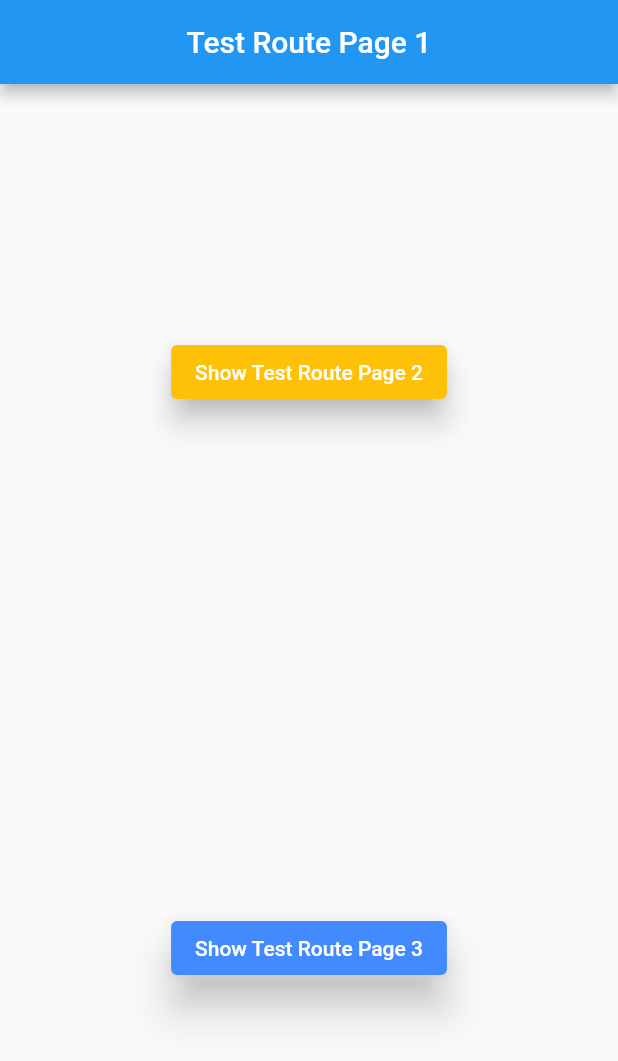
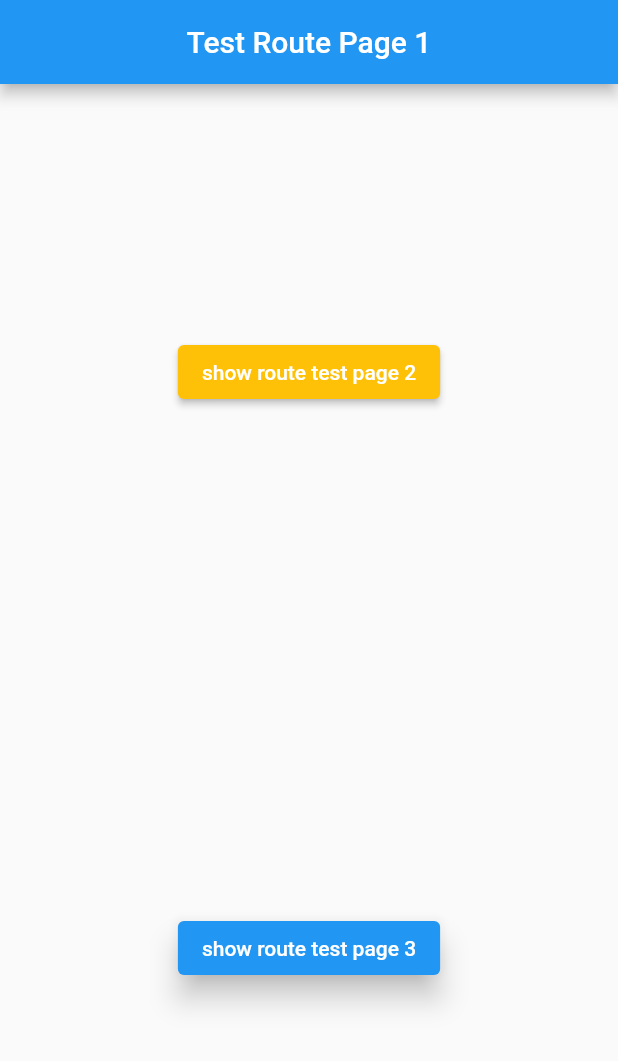
Before and after one commit to yakupc55/flutter_examples, a Flutter app: the screen it shows after launch, after a tap on "show test page1", on a phone screen of 412 x 824 dp. Shown: the top 1061 px of the screen. Run offline on Flutter 3.47's test engine with Material 2 defaults, Android fonts, the phone set to English and light mode, and no system bars; missing offline and left inert: kartal.

Commit message:
last changes

```diff
--- a/project002/lib/pro001/widget/test_route_page1.dart
+++ b/project002/lib/pro001/widget/test_route_page1.dart
@@ -19,20 +19,17 @@ class TestRoutePage1 extends StatelessWidget {
                 Navigator.of(context)
                     .pushNamedAndRemoveUntil('/test2', (route) => false);
               },
-              child: const Text("Show Test Route Page 2"),
+              child: const Text("show route test page 2"),
               style: ButtonStyle(
-                  backgroundColor: MaterialStateProperty.all(Colors.amber),
-                  elevation: MaterialStateProperty.all(8)),
+                  backgroundColor: MaterialStateProperty.all(Colors.amber)),
             ),
             ElevatedButton(
               onPressed: () {
                 Navigator.of(context)
                     .pushNamedAndRemoveUntil('/test3', (route) => false);
               },
-              child: const Text("Show Test Route Page 3"),
-              style: ButtonStyle(
-                  backgroundColor: MaterialStateProperty.all(Colors.blueAccent),
-                  elevation: MaterialStateProperty.all(12)),
+              child: const Text("show route test page 3"),
+              style: ButtonStyle(elevation: MaterialStateProperty.all(8)),
             )
           ],
         ),
--- a/project002/lib/pro001/widget/test_widget_page1.dart
+++ b/project002/lib/pro001/widget/test_widget_page1.dart
@@ -13,9 +13,9 @@ class TestWidgetPage1 extends StatelessWidget {
       debugShowCheckedModeBanner: false,
       initialRoute: '/test1',
       routes: {
-        '/test1': (context) => const TestRoutePage1(),
-        '/test2': (context) => const TestRoutePage2(),
-        '/test3': (context) => const TestRoutePage3(),
+        '/test1': (context) => TestRoutePage1(),
+        '/test2': (context) => TestRoutePage2(),
+        '/test3': (context) => TestRoutePage3()
       },
     );
   }
```
Also changed, not shown: project002/lib/pro001/widget/test_route_page2.dart (+5 -11 lines), project002/lib/pro001/widget/test_route_page3.dart (+6 -8 lines), project002/lib/pro001/widget/test_widget_page2.dart (+22 -0 lines).
